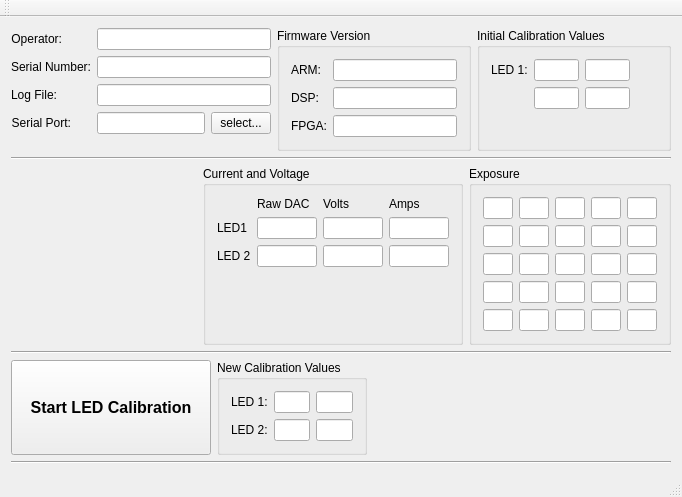
This is mainwindow.ui in jamesgpeterson/LED_cal as Qt 5 draws it before an edit. The edited form follows.
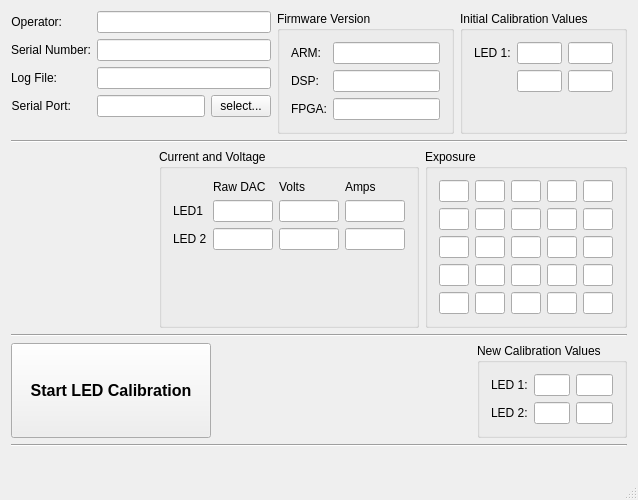
This is the edited form.

The edit to the form file:
```diff
--- a/mainwindow.ui
+++ b/mainwindow.ui
@@ -6,7 +6,7 @@
    <rect>
     <x>0</x>
     <y>0</y>
-    <width>682</width>
+    <width>638</width>
     <height>461</height>
    </rect>
   </property>
@@ -1018,6 +1018,19 @@
         </property>
        </widget>
       </item>
+      <item>
+       <spacer name="horizontalSpacer">
+        <property name="orientation">
+         <enum>Qt::Horizontal</enum>
+        </property>
+        <property name="sizeHint" stdset="0">
+         <size>
+          <width>40</width>
+          <height>20</height>
+         </size>
+        </property>
+       </spacer>
+      </item>
       <item>
        <widget class="QGroupBox" name="groupBox_5">
         <property name="maximumSize">
@@ -1110,19 +1123,6 @@
         </layout>
        </widget>
       </item>
-      <item>
-       <spacer name="horizontalSpacer">
-        <property name="orientation">
-         <enum>Qt::Horizontal</enum>
-        </property>
-        <property name="sizeHint" stdset="0">
-         <size>
-          <width>40</width>
-          <height>20</height>
-         </size>
-        </property>
-       </spacer>
-      </item>
      </layout>
     </item>
     <item>
@@ -1132,6 +1132,13 @@
       </property>
      </widget>
     </item>
+    <item>
+     <widget class="QLabel" name="label_status">
+      <property name="text">
+       <string/>
+      </property>
+     </widget>
+    </item>
    </layout>
    <zorder>line_1</zorder>
    <zorder>line_5</zorder>
@@ -1150,14 +1157,6 @@
     </rect>
    </property>
   </widget>
-  <widget class="QToolBar" name="mainToolBar">
-   <attribute name="toolBarArea">
-    <enum>TopToolBarArea</enum>
-   </attribute>
-   <attribute name="toolBarBreak">
-    <bool>false</bool>
-   </attribute>
-  </widget>
   <widget class="QStatusBar" name="statusBar"/>
  </widget>
  <layoutdefault spacing="6" margin="11"/>
```
Left out of the diff: 8 changed lines with no effect on the pictures.
